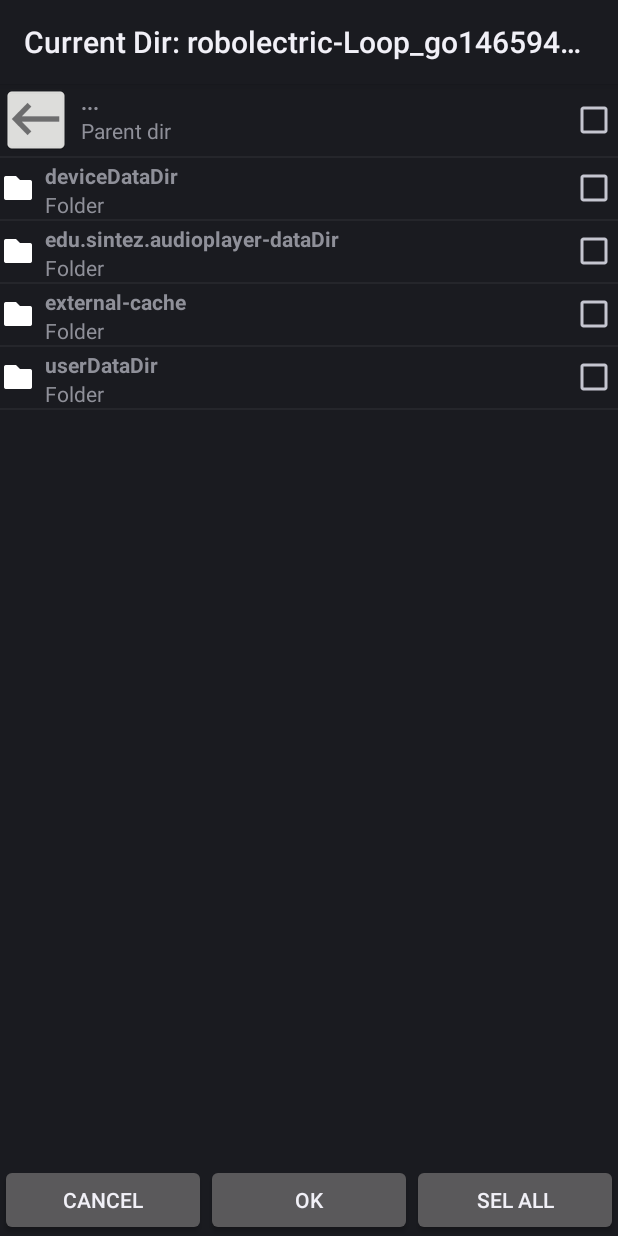
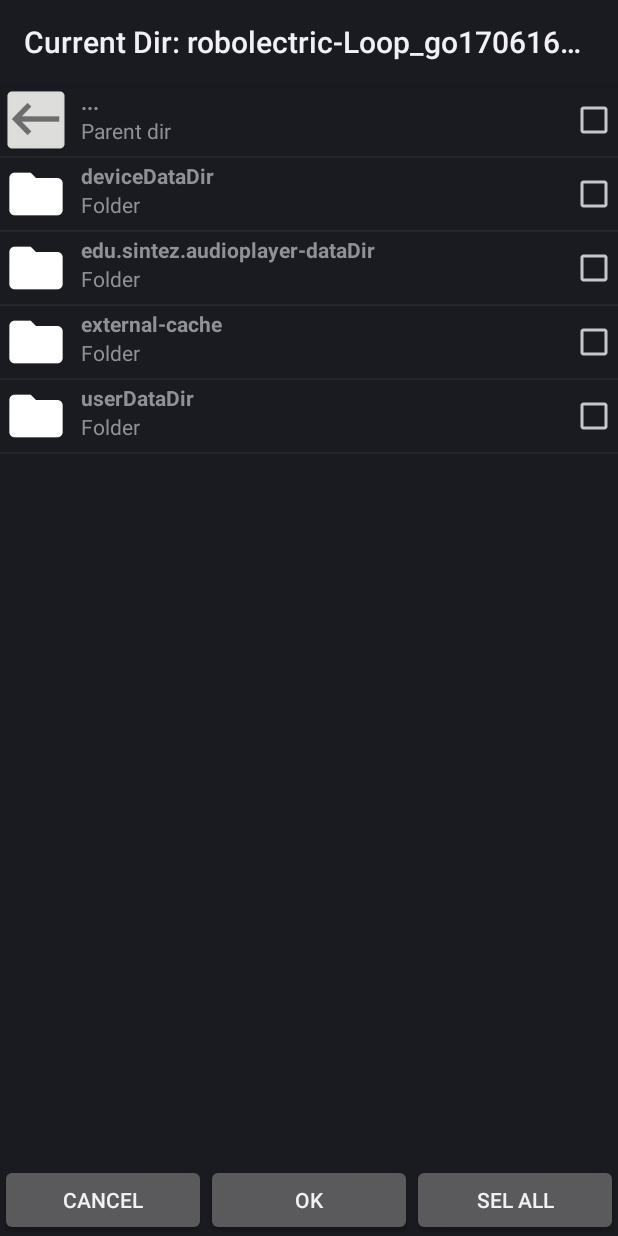
Before and after one commit to maxtat3/audioplayer-android, an Android app: the FileChooserActivity screen opened directly, with no data from a screen before it, after a tap on "...", on a phone screen of 412 x 824 dp. Run offline under Robolectric (Android 15) with nearby library versions, the phone set to English and light mode, and no system bars.

Commit message:
Changed folder icon.

```diff
--- a/app/src/main/java/edu/sintez/audioplayer/app/adapter/FileArrayAdapter.java
+++ b/app/src/main/java/edu/sintez/audioplayer/app/adapter/FileArrayAdapter.java
@@ -72,7 +72,7 @@ public class FileArrayAdapter extends ArrayAdapter<FileItem> {
 			viewHolder.ivFileFormat.setImageResource(R.drawable.ic_back);
 
 		} else if (item.getType() == FileType.DIR) {
-			viewHolder.ivFileFormat.setImageResource(R.drawable.ic_folder_white_24dp);
+			viewHolder.ivFileFormat.setImageResource(R.mipmap.ic_folder);
 
 		} else {
 			switch (item.getFormat()) {
```
Also changed, not shown: app/src/main/ic_folder-web.png (added), app/src/main/res/mipmap-hdpi/ic_folder.png (added), app/src/main/res/mipmap-mdpi/ic_folder.png (added), app/src/main/res/mipmap-xhdpi/ic_folder.png (added), app/src/main/res/mipmap-xxhdpi/ic_folder.png (added), app/src/main/res/mipmap-xxxhdpi/ic_folder.png (added).
